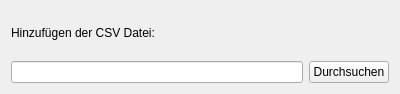
Qt form ui_pcdaten/setdevice.ui (EnjoyFitness92/Projekt_PCDaten) before a commit.
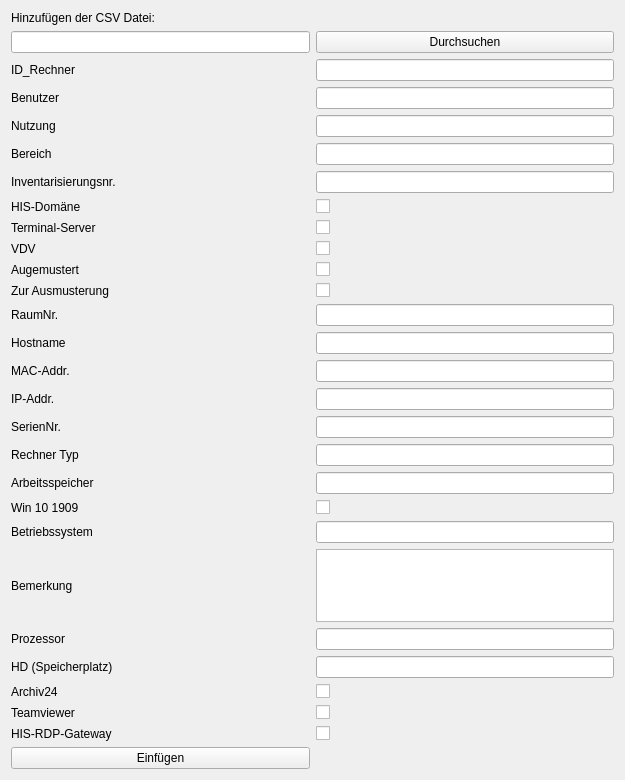
The same form after that commit.

Diff of the .ui file:
```diff
--- a/ui_pcdaten/setdevice.ui
+++ b/ui_pcdaten/setdevice.ui
@@ -6,23 +6,81 @@
    <rect>
     <x>0</x>
     <y>0</y>
-    <width>400</width>
-    <height>94</height>
+    <width>625</width>
+    <height>780</height>
    </rect>
   </property>
   <property name="windowTitle">
    <string>Form</string>
   </property>
   <layout class="QGridLayout" name="gridLayout">
-   <item row="0" column="0">
-    <widget class="QLabel" name="label">
+   <item row="11" column="1">
+    <widget class="QCheckBox" name="zurAusmusterung">
      <property name="text">
-      <string>Hinzufügen der CSV Datei:</string>
+      <string/>
      </property>
     </widget>
    </item>
-   <item row="1" column="0">
-    <widget class="QLineEdit" name="inputCsv"/>
+   <item row="18" column="0">
+    <widget class="QLabel" name="label_17">
+     <property name="text">
+      <string>Arbeitsspeicher</string>
+     </property>
+    </widget>
+   </item>
+   <item row="12" column="1">
+    <widget class="QLineEdit" name="roomNum"/>
+   </item>
+   <item row="5" column="1">
+    <widget class="QLineEdit" name="department"/>
+   </item>
+   <item row="20" column="0">
+    <widget class="QLabel" name="label_19">
+     <property name="text">
+      <string>Betriebssystem</string>
+     </property>
+    </widget>
+   </item>
+   <item row="3" column="1">
+    <widget class="QLineEdit" name="user"/>
+   </item>
+   <item row="10" column="0">
+    <widget class="QLabel" name="label_9">
+     <property name="text">
+      <string>Augemustert</string>
+     </property>
+    </widget>
+   </item>
+   <item row="26" column="1">
+    <widget class="QCheckBox" name="hisRdpGate">
+     <property name="text">
+      <string/>
+     </property>
+    </widget>
+   </item>
+   <item row="14" column="0">
+    <widget class="QLabel" name="label_13">
+     <property name="text">
+      <string>MAC-Addr.</string>
+     </property>
+    </widget>
+   </item>
+   <item row="25" column="1">
+    <widget class="QCheckBox" name="teamView">
+     <property name="text">
+      <string/>
+     </property>
+    </widget>
+   </item>
+   <item row="8" column="1">
+    <widget class="QCheckBox" name="termServ">
+     <property name="text">
+      <string/>
+     </property>
+    </widget>
+   </item>
+   <item row="21" column="1">
+    <widget class="QTextEdit" name="sccmData"/>
    </item>
    <item row="1" column="1">
     <widget class="QPushButton" name="searchCsv">
@@ -31,6 +89,241 @@
      </property>
     </widget>
    </item>
+   <item row="26" column="0">
+    <widget class="QLabel" name="label_25">
+     <property name="text">
+      <string>HIS-RDP-Gateway</string>
+     </property>
+    </widget>
+   </item>
+   <item row="11" column="0">
+    <widget class="QLabel" name="label_10">
+     <property name="text">
+      <string>Zur Ausmusterung</string>
+     </property>
+    </widget>
+   </item>
+   <item row="16" column="1">
+    <widget class="QLineEdit" name="serialNumber"/>
+   </item>
+   <item row="16" column="0">
+    <widget class="QLabel" name="label_15">
+     <property name="text">
+      <string>SerienNr.</string>
+     </property>
+    </widget>
+   </item>
+   <item row="18" column="1">
+    <widget class="QLineEdit" name="ram"/>
+   </item>
+   <item row="1" column="0">
+    <widget class="QLineEdit" name="inputCsv"/>
+   </item>
+   <item row="17" column="1">
+    <widget class="QLineEdit" name="comTyp"/>
+   </item>
+   <item row="27" column="0">
+    <widget class="QPushButton" name="insertData">
+     <property name="text">
+      <string>Einfügen</string>
+     </property>
+    </widget>
+   </item>
+   <item row="6" column="0">
+    <widget class="QLabel" name="label_5">
+     <property name="text">
+      <string>Inventarisierungsnr.</string>
+     </property>
+    </widget>
+   </item>
+   <item row="0" column="0">
+    <widget class="QLabel" name="label">
+     <property name="text">
+      <string>Hinzufügen der CSV Datei:</string>
+     </property>
+    </widget>
+   </item>
+   <item row="20" column="1">
+    <widget class="QLineEdit" name="operatingSys"/>
+   </item>
+   <item row="13" column="1">
+    <widget class="QLineEdit" name="hostName"/>
+   </item>
+   <item row="3" column="0">
+    <widget class="QLabel" name="label_2">
+     <property name="text">
+      <string>Benutzer</string>
+     </property>
+    </widget>
+   </item>
+   <item row="19" column="1">
+    <widget class="QCheckBox" name="winVers">
+     <property name="text">
+      <string/>
+     </property>
+    </widget>
+   </item>
+   <item row="8" column="0">
+    <widget class="QLabel" name="label_7">
+     <property name="text">
+      <string>Terminal-Server</string>
+     </property>
+    </widget>
+   </item>
+   <item row="4" column="1">
+    <widget class="QLineEdit" name="useOfDev"/>
+   </item>
+   <item row="23" column="1">
+    <widget class="QLineEdit" name="storageDrive"/>
+   </item>
+   <item row="13" column="0">
+    <widget class="QLabel" name="label_12">
+     <property name="text">
+      <string>Hostname</string>
+     </property>
+    </widget>
+   </item>
+   <item row="10" column="1">
+    <widget class="QCheckBox" name="ausmusterung">
+     <property name="text">
+      <string/>
+     </property>
+    </widget>
+   </item>
+   <item row="4" column="0">
+    <widget class="QLabel" name="label_3">
+     <property name="text">
+      <string>Nutzung</string>
+     </property>
+    </widget>
+   </item>
+   <item row="12" column="0">
+    <widget class="QLabel" name="label_11">
+     <property name="text">
+      <string>RaumNr.</string>
+     </property>
+    </widget>
+   </item>
+   <item row="25" column="0">
+    <widget class="QLabel" name="label_24">
+     <property name="text">
+      <string>Teamviewer</string>
+     </property>
+    </widget>
+   </item>
+   <item row="22" column="1">
+    <widget class="QLineEdit" name="processor"/>
+   </item>
+   <item row="9" column="1">
+    <widget class="QCheckBox" name="vdv">
+     <property name="text">
+      <string/>
+     </property>
+    </widget>
+   </item>
+   <item row="19" column="0">
+    <widget class="QLabel" name="label_18">
+     <property name="text">
+      <string>Win 10 1909</string>
+     </property>
+    </widget>
+   </item>
+   <item row="22" column="0">
+    <widget class="QLabel" name="label_21">
+     <property name="text">
+      <string>Prozessor</string>
+     </property>
+    </widget>
+   </item>
+   <item row="6" column="1">
+    <widget class="QLineEdit" name="invNum"/>
+   </item>
+   <item row="14" column="1">
+    <widget class="QLineEdit" name="MacAddr"/>
+   </item>
+   <item row="5" column="0">
+    <widget class="QLabel" name="label_4">
+     <property name="text">
+      <string>Bereich</string>
+     </property>
+    </widget>
+   </item>
+   <item row="9" column="0">
+    <widget class="QLabel" name="label_8">
+     <property name="text">
+      <string>VDV</string>
+     </property>
+    </widget>
+   </item>
+   <item row="23" column="0">
+    <widget class="QLabel" name="label_22">
+     <property name="text">
+      <string>HD (Speicherplatz)</string>
+     </property>
+    </widget>
+   </item>
+   <item row="15" column="1">
+    <widget class="QLineEdit" name="ipAddr"/>
+   </item>
+   <item row="7" column="0">
+    <widget class="QLabel" name="label_6">
+     <property name="text">
+      <string>HIS-Domäne</string>
+     </property>
+    </widget>
+   </item>
+   <item row="7" column="1">
+    <widget class="QCheckBox" name="hisDom">
+     <property name="text">
+      <string/>
+     </property>
+    </widget>
+   </item>
+   <item row="24" column="1">
+    <widget class="QCheckBox" name="archiv24">
+     <property name="text">
+      <string/>
+     </property>
+    </widget>
+   </item>
+   <item row="21" column="0">
+    <widget class="QLabel" name="label_20">
+     <property name="text">
+      <string>Bemerkung</string>
+     </property>
+    </widget>
+   </item>
+   <item row="2" column="0">
+    <widget class="QLabel" name="label_26">
+     <property name="text">
+      <string>ID_Rechner</string>
+     </property>
+    </widget>
+   </item>
+   <item row="15" column="0">
+    <widget class="QLabel" name="label_14">
+     <property name="text">
+      <string>IP-Addr.</string>
+     </property>
+    </widget>
+   </item>
+   <item row="17" column="0">
+    <widget class="QLabel" name="label_16">
+     <property name="text">
+      <string>Rechner Typ</string>
+     </property>
+    </widget>
+   </item>
+   <item row="24" column="0">
+    <widget class="QLabel" name="label_23">
+     <property name="text">
+      <string>Archiv24</string>
+     </property>
+    </widget>
+   </item>
+   <item row="2" column="1">
+    <widget class="QLineEdit" name="idRechner"/>
+   </item>
   </layout>
  </widget>
  <resources/>
```
Left out of the diff: 30 changed lines with no effect on the pictures.
